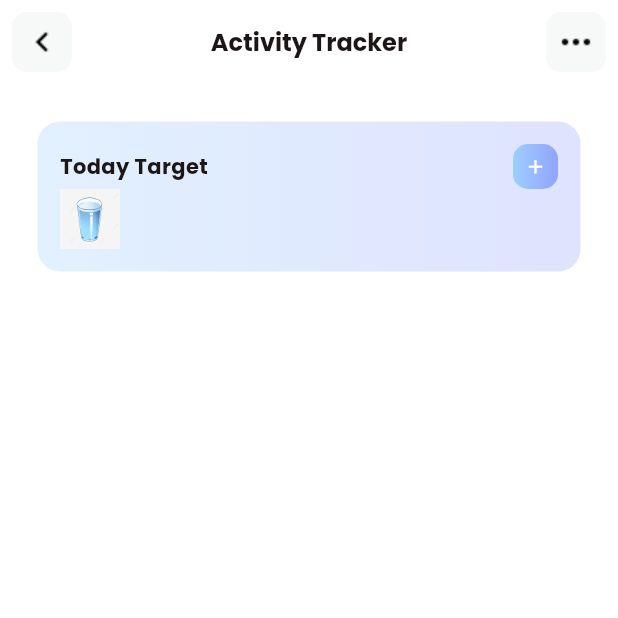
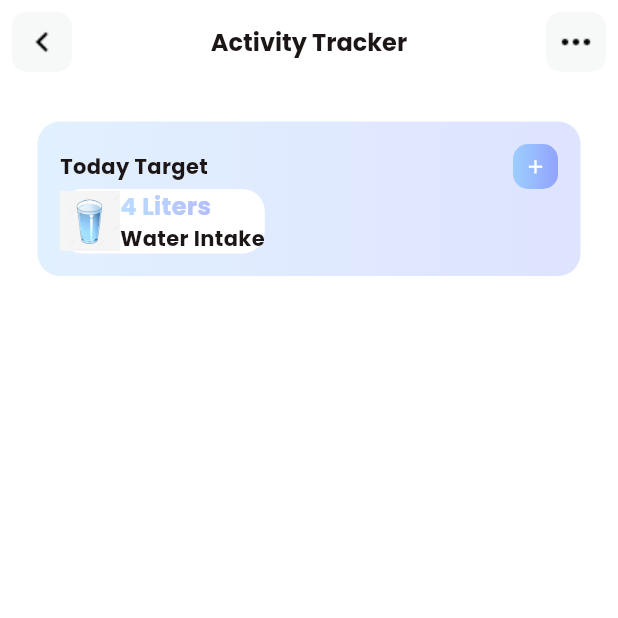
Before and after one commit to sdhaputhanthrie/Fitness-App, a Flutter app: the ActivityTrackerView screen opened directly, on a phone screen of 412 x 824 dp, the top half of it. Run offline on Flutter 3.47's test engine with Material 3 defaults, Android fonts, the phone set to English and light mode, and no system bars; our stand-ins replace carousel_slider, fl_chart, simple_circular_progress_bar; missing offline and left inert: dotted_dashed_line, simple_animation_progress_bar.

Commit message:
add new codes

```diff
--- a/lib/view/home/activity_tracker_view.dart
+++ b/lib/view/home/activity_tracker_view.dart
@@ -177,6 +177,40 @@ class _ActivityTrackerViewState extends State<ActivityTrackerView> {
                               Expanded(child: Column(
                                 crossAxisAlignment: CrossAxisAlignment.start,
                                 children: [
+                                   ShaderMask(
+                                    blendMode: BlendMode.srcIn,
+                                    shaderCallback: (bounds) {
+                                      return LinearGradient(
+                                        colors: TColor.primaryG,
+                                        begin: Alignment.centerLeft,
+                                        end: Alignment.centerRight,
+                                      ).createShader(
+                                        Rect.fromLTRB(
+                                          0,
+                                          0,
+                                          bounds.width,
+                                          bounds.height,
+                                        ),
+                                      );
+                                    },
+
+                                    child: Text(
+                                      "4 Liters",
+                                      style: TextStyle(
+                                        color: TColor.white.withOpacity(0.7),
+                                        fontWeight: FontWeight.w700,
+                                        fontSize: 16,
+                                      ),
+                                    ),
+                                  ),
+                                  Text(
+                                    "Water Intake",
+                                    style: TextStyle(
+                                      color: TColor.black,
+                                      fontSize: 14,
+                                      fontWeight: FontWeight.w700,
+                                    ),
+                                  ),
 
                                 ],
                               ))
```
